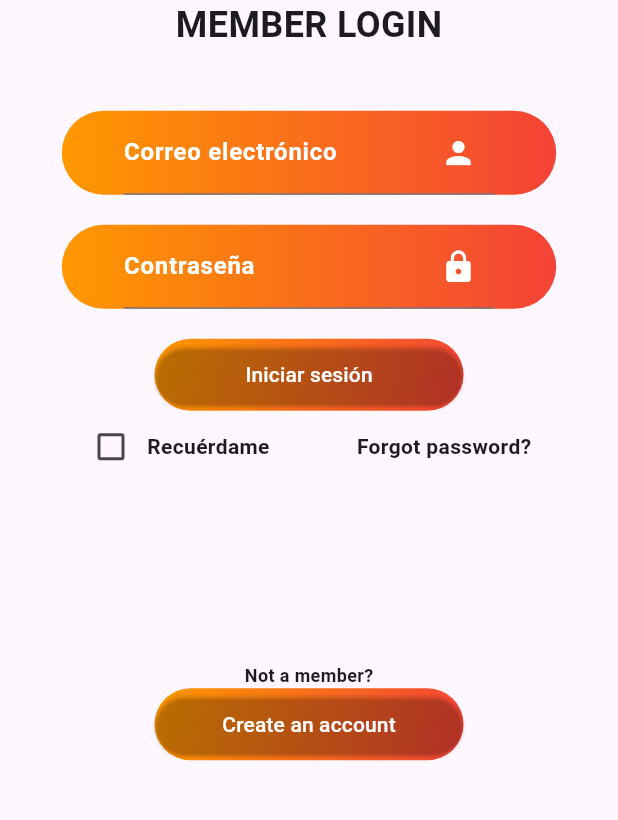
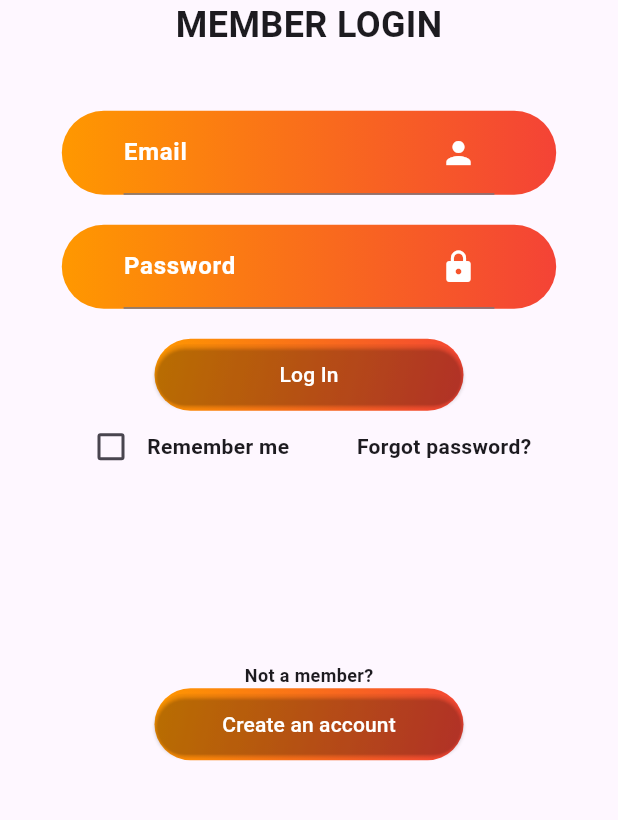
Before and after one commit to ChellShort/Reciprocity_Flutter_App, a Flutter app: the screen it shows after launch, after a tap on "Login", on a phone screen of 412 x 824 dp, the part 313-1133 px from its top. Run offline on Flutter 3.47's test engine with Material 3 defaults, Android fonts, the phone set to English and light mode, and no system bars.

```diff
--- a/lib/router/routes.dart
+++ b/lib/router/routes.dart
@@ -9,12 +9,21 @@ import '../ui/views/Inicio.dart';
 
 import '../ui/views/LandingPage.dart';
 
+import '../ui/views/seccion1.dart';
+
+import '../ui/views/seccion2.dart';
+
+import '../ui/views/seccion3.dart';
+
 var customRoutes = <String, WidgetBuilder>{
   /// vistas de registro y login
   LoginView.id: (_) => LoginView(),
   RegisterView.id: (_) => const RegisterView(),
   Pagina1.id: (_) => const Pagina1(),
   Inicio.id: (_) => const Inicio(),
-  LandingPage.id: (_) => const LandingPage()
+  LandingPage.id: (_) => const LandingPage(),
+  seccion1.id: (_) => const seccion1(),
+  seccion2.id: (_) => const seccion2(),
+  seccion3.id: (_) => const seccion3(),
   ///
 };
--- a/lib/ui/views/LandingPage.dart
+++ b/lib/ui/views/LandingPage.dart
@@ -4,7 +4,7 @@ import 'package:reciprocity/ui/views/login_view.dart';
 
 class LandingPage extends StatelessWidget {
   const LandingPage({super.key});
-  static String id = 'register_view';
+  static String id = 'LandingPage';
 
   @override
   Widget build(BuildContext context) {
@@ -14,16 +14,18 @@ class LandingPage extends StatelessWidget {
       home: Scaffold(
         appBar: AppBar(
         backgroundColor: Color.fromRGBO(255, 255, 255, 0.612), // Establece el color de fondo como transparente
-        leading: Image.asset(
-          'assets/images/reciprocitylogo.png',
-          height: 40, // Ajusta la altura según sea necesario
-        ),
         actions: [
+          IconButton(onPressed: (){}, icon: Image.asset(
+            'assets/images/logoconleyenda.png',
+            height: 300,
+            width: 300,
+          ),
+          ),
           IconButton(
             onPressed: () {
-
             },
             icon: Icon(Icons.menu),
+            iconSize: 50,
           ),
         ],
       ),
--- a/lib/ui/views/Pagina1.dart
+++ b/lib/ui/views/Pagina1.dart
@@ -29,7 +29,7 @@ class Pagina1 extends StatelessWidget {
                 child: Column(
                   mainAxisAlignment: MainAxisAlignment.center,
                   children: [
-                    Image.asset('assets/images/ReciproCity.jpg'),
+                    Image.asset('assets/images/logoconleyenda.png'),
                     const SizedBox(height: 20),
                     const Text(
                       'Oferta de tiempo limitado',
--- a/lib/ui/views/login_view.dart
+++ b/lib/ui/views/login_view.dart
@@ -14,7 +14,7 @@ class LoginView extends StatelessWidget {
     if (userCredentials.containsKey(email) && userCredentials[email] == password) {
       ScaffoldMessenger.of(context).showSnackBar(
         const SnackBar(
-          content: Text('Inicio de sesión exitoso'),
+          content: Text('Successful login'),
           duration: Duration(seconds: 2),
         ),
       );
@@ -23,7 +23,7 @@ class LoginView extends StatelessWidget {
       // Si las credenciales son incorrectas, muestra un mensaje de error
       ScaffoldMessenger.of(context).showSnackBar(
         const SnackBar(
-          content: Text('Credenciales incorrectas'),
+          content: Text('Incorrect credentials'),
           duration: Duration(seconds: 2),
         ),
       );
@@ -80,7 +80,7 @@ class LoginView extends StatelessWidget {
                   controller: emailController,
                   keyboardType: TextInputType.emailAddress,
                   decoration: const InputDecoration(
-                    labelText: 'Correo electrónico',
+                    labelText: 'Email',
                     labelStyle: TextStyle(
                       color: Colors.white,
                       fontWeight: FontWeight.w700,
@@ -120,7 +120,7 @@ class LoginView extends StatelessWidget {
                   controller: passwordController,
                   obscureText: true,
                   decoration: const InputDecoration(
-                    labelText: 'Contraseña',
+                    labelText: 'Password',
                     labelStyle: TextStyle(
                       color: Colors.white,
                       fontWeight: FontWeight.w700,
@@ -175,7 +175,7 @@ class LoginView extends StatelessWidget {
                 ),
 
                 child: const Text(
-                  'Iniciar sesión',
+                  'Log In',
                   style: TextStyle(
                     color: Colors.white,
                   ),
@@ -200,7 +200,7 @@ class LoginView extends StatelessWidget {
                       crossAxisAlignment: CrossAxisAlignment.start,
                       children: [
                         Text(
-                          'Recuérdame',
+                          'Remember me',
                           style: TextStyle(
                             fontWeight: FontWeight.bold,
                           ),
```
Also changed, not shown: lib/ui/views/Inicio.dart (+59 -27 lines), lib/ui/views/seccion1.dart (added, +54 -0 lines), lib/ui/views/seccion2.dart (added, +54 -0 lines), lib/ui/views/seccion3.dart (added, +54 -0 lines), assets/images/logoconleyenda.png (added), assets/images/logoconleyendayblanco.png (added), 6 other files.
